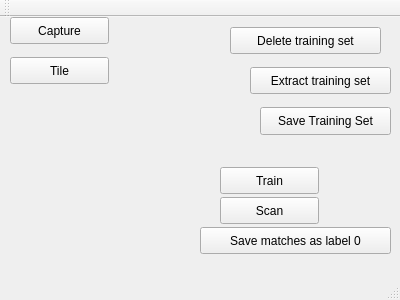
The window that AI-machine_learning/SimpleNNTrainer/mainwindow.ui (andrasigneczi/TravelOptimiser) describes before a commit, drawn with Qt 5.
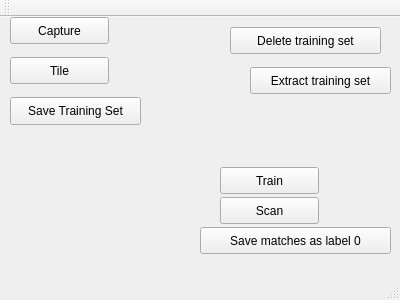
The same window after the commit.

What changed in the file:
```diff
--- a/AI-machine_learning/SimpleNNTrainer/mainwindow.ui
+++ b/AI-machine_learning/SimpleNNTrainer/mainwindow.ui
@@ -95,8 +95,8 @@
    <widget class="QPushButton" name="pushButton_7">
     <property name="geometry">
      <rect>
-      <x>260</x>
-      <y>90</y>
+      <x>10</x>
+      <y>80</y>
       <width>131</width>
       <height>28</height>
      </rect>
```
